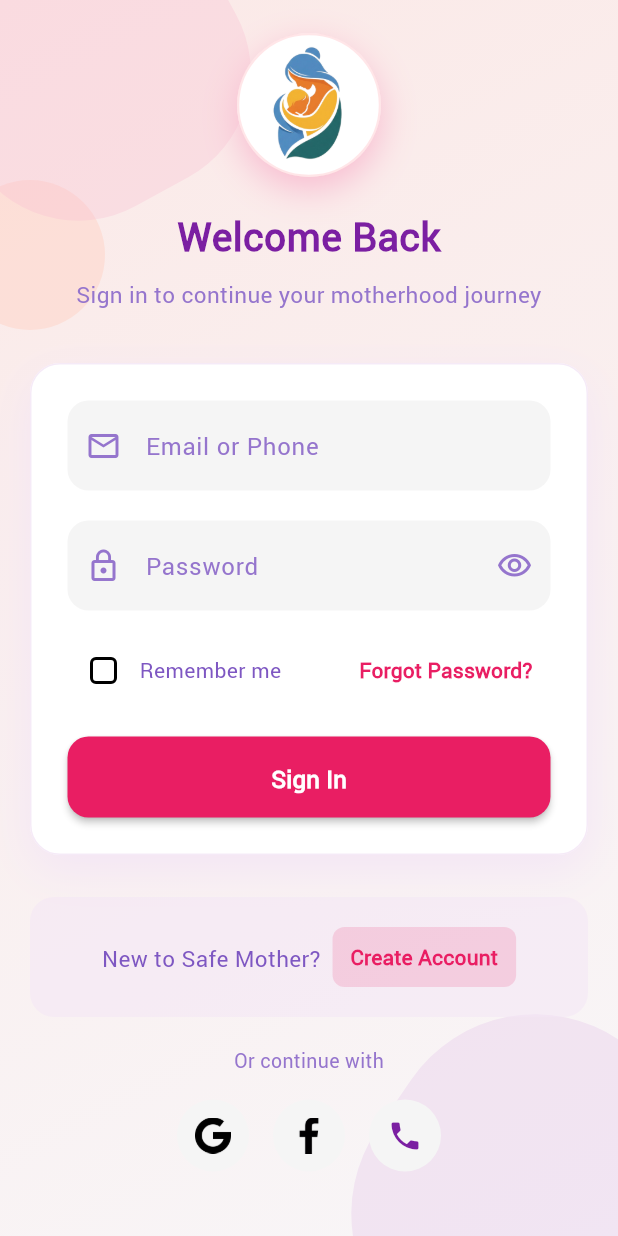
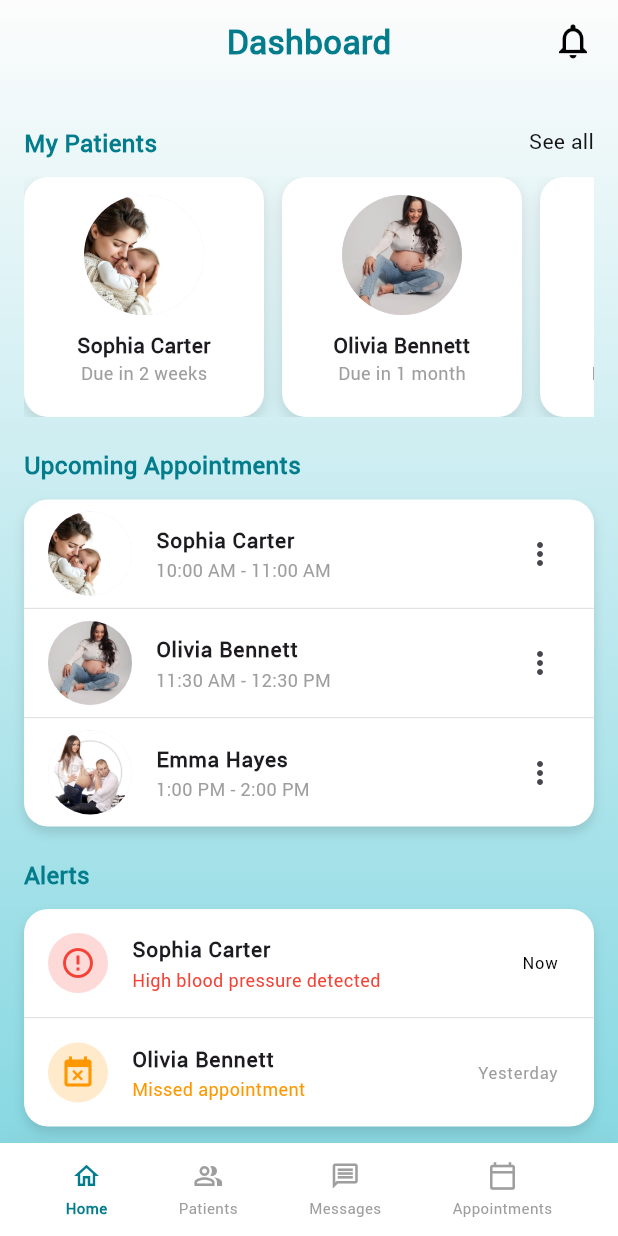
Before and after one commit to 0xthuve/safeMother-mobApp-Flutter, a Flutter app: the screen it shows after launch, on a phone screen of 412 x 824 dp. Run offline on Flutter 3.47's test engine with Material 3 defaults, Android fonts, the phone set to English and light mode, and no system bars; Roboto replaces fonts that are missing (Lexend, Times New Roman).

Commit message:
Dashboard

```diff
--- /dev/null
+++ b/lib/Docbottom_navigation.dart
@@ -0,0 +1,64 @@
+import 'package:flutter/material.dart';
+
+class DoctorBottomNavigationBar extends StatelessWidget {
+  final int currentIndex;
+  final Function(int) onTap;
+
+  const DoctorBottomNavigationBar({
+    super.key,
+    required this.currentIndex,
+    required this.onTap,
+  });
+
+  @override
+  Widget build(BuildContext context) {
+    return Container(
+      padding: const EdgeInsets.symmetric(vertical: 12, horizontal: 20),
+      decoration: BoxDecoration(
+        color: Colors.white,
+        boxShadow: [
+          BoxShadow(
+            color: Colors.grey.withOpacity(0.1),
+            blurRadius: 10,
+            offset: const Offset(0, -5),
+          ),
+        ],
+      ),
+      child: Row(
+        mainAxisAlignment: MainAxisAlignment.spaceAround,
+        children: [
+          _buildNavItem(Icons.home_outlined, 'Home', 0),
+          _buildNavItem(Icons.people_alt_outlined, 'Patients', 1),
+          _buildNavItem(Icons.message_outlined, 'Messages', 2),
+          _buildNavItem(Icons.calendar_today_outlined, 'Appointments', 3),
+        ],
+      ),
+    );
+  }
+
+  Widget _buildNavItem(IconData icon, String label, int index) {
+    final isActive = currentIndex == index;
+    return GestureDetector(
+      onTap: () => onTap(index),
+      child: Column(
+        mainAxisSize: MainAxisSize.min,
+        children: [
+          Icon(
+            icon,
+            color: isActive ? const Color(0xFF037C8C) :Colors.grey,
+            size: 20,
+          ),
+          const SizedBox(height: 4),
+          Text(
+            label,
+            style: TextStyle(
+              color: isActive ? const Color(0xFF037C8C) : Colors.grey,
+              fontSize: 10,
+              fontWeight: isActive ? FontWeight.w600 : FontWeight.w400,
+            ),
+          ),
+        ],
+      ),
+    );
+  }
+}
--- /dev/null
+++ b/lib/Docbottom_navigation_handler.dart
@@ -0,0 +1,33 @@
+// navigation_handler.dart
+import 'package:flutter/material.dart';
+import 'DoctorDashboard.dart';
+
+
+class NavigationHandler {
+  static void navigateToScreen(BuildContext context, int index) {
+    switch (index) {
+      case 0:
+        // Navigate to Dashboard
+        Navigator.pushReplacement(
+          context,
+          MaterialPageRoute(
+            builder: (context) => const DashboardPage(),
+          ),
+        );
+        break;
+
+      case 1:
+
+        break;
+
+      case 2:
+
+        break;
+
+      case 3:
+        // Navigate to Appointments
+
+        break;
+    }
+  }
+}
--- /dev/null
+++ b/lib/DoctorDashboard.dart
@@ -0,0 +1,369 @@
+import 'package:flutter/material.dart';
+import 'docbottom_navigation_handler.dart';
+import 'docbottom_navigation.dart'; // for DoctorBottomNavigationBar
+
+void main() {
+  runApp(const DoctorApp());
+}
+
+class DoctorApp extends StatelessWidget {
+  const DoctorApp({super.key});
+
+  @override
+  Widget build(BuildContext context) {
+    return MaterialApp(
+      title: "Doctor Dashboard",
+      theme: ThemeData(
+        scaffoldBackgroundColor: Colors.transparent,
+        fontFamily: 'Times New Roman', // Set Roman font style
+      ),
+      debugShowCheckedModeBanner: false,
+      home: const DashboardPage(),
+    );
+  }
+}
+
+// ----------------- Dashboard Page ----------------- //
+
+class DashboardPage extends StatefulWidget {
+  const DashboardPage({super.key});
+
+  @override
+  State<DashboardPage> createState() => _DashboardPageState();
+}
+
+class _DashboardPageState extends State<DashboardPage> {
+  int _currentIndex = 0;
+
+  @override
+  Widget build(BuildContext context) {
+    return Scaffold(
+      backgroundColor: Colors.transparent,
+      body: Container(
+        decoration: const BoxDecoration(
+          gradient: LinearGradient(
+            colors: [Color(0xFFFCFCFC), Color(0xFF87D8E2)],
+            begin: Alignment.topCenter,
+            end: Alignment.bottomCenter,
+          ),
+        ),
+        child: SafeArea(
+          child: Column(
+            children: [
+              // Header
+             Container(
+  padding: const EdgeInsets.symmetric(horizontal: 16, vertical: 12),
+  child: Stack(
+    alignment: Alignment.center,
+    children: [
+      const Center(
+        child: Text(
+          "Dashboard",
+          style: TextStyle(
+            color: Color(0xFF037C8C),
+            fontSize: 22,
+            fontWeight: FontWeight.bold,
+          ),
+        ),
+      ),
+      Positioned(
+        right: 0,
+        child: Icon(
+          Icons.notifications_none,
+          color: Color.fromARGB(255, 0, 0, 0),
+          size: 28,
+        ),
+      ),
+    ],
+  ),
+),
+
+
+              Expanded(
+                child: SingleChildScrollView(
+                  padding: const EdgeInsets.all(16),
+                  child: Column(
+                    crossAxisAlignment: CrossAxisAlignment.start,
+                    children: [
+                      const SizedBox(height: 12),
+
+                      // My Patients Section
+                      Row(
+                        mainAxisAlignment: MainAxisAlignment.spaceBetween,
+                        children: const [
+                          Text(
+                            "My Patients",
+                            style: TextStyle(
+                                fontSize: 16,
+                                fontWeight: FontWeight.bold,
+                                color: Color(0xFF037C8C)),
+                          ),
+                          Text("See all",
+                              style: TextStyle(
+                                  color: Color.fromARGB(255, 21, 21, 21),
+                                  fontSize: 14,
+                                  fontWeight: FontWeight.w500)),
+                        ],
+                      ),
+                      const SizedBox(height: 12),
+
+                      SizedBox(
+                        height: 160,
+                        child: ListView(
+                          scrollDirection: Axis.horizontal,
+                          children: const [
+                            PatientCard(
+                              name: "Sophia Carter",
+                              subtitle: "Due in 2 weeks",
+                              imageUrl: "assets/mom.jpg",
+                            ),
+                            PatientCard(
+                              name: "Olivia Bennett",
+                              subtitle: "Due in 1 month",
+                              imageUrl: "assets/pregnant.jpg",
+                            ),
+                            PatientCard(
+                              name: "Emma Hayes",
+                              subtitle: "Due in 2 months",
+                              imageUrl: "assets/pregnant-mother1.jpg",
+                            ),
+                          ],
+                        ),
+                      ),
+
+                      const SizedBox(height: 20),
+
+                      // Upcoming Appointments Box
+                      const Text(
+                        "Upcoming Appointments",
+                        style: TextStyle(
+                            fontSize: 16,
+                            fontWeight: FontWeight.bold,
+                            color: Color(0xFF037C8C)),
+                      ),
+                      const SizedBox(height: 12),
+                      Container(
+                        decoration: BoxDecoration(
+                          color: Colors.white,
+                          borderRadius: BorderRadius.circular(16),
+                          boxShadow: const [
+                            BoxShadow(
+                              color: Colors.black12,
+                              blurRadius: 6,
+                              offset: Offset(0, 4),
+                            ),
+                          ],
+                        ),
+                        child: ClipRRect(
+                          borderRadius: BorderRadius.circular(16),
+                          child: Column(
+                            children: const [
+                              AppointmentItem(
+                                name: "Sophia Carter",
+                                time: "10:00 AM - 11:00 AM",
+                                imageUrl: "assets/mom.jpg",
+                              ),
+                              Divider(height: 1, thickness: 0.5, color: Color.fromARGB(255, 209, 208, 208)),
+                              AppointmentItem(
+                                name: "Olivia Bennett",
+                                time: "11:30 AM - 12:30 PM",
+                                imageUrl: "assets/pregnant.jpg",
+                              ),
+                              Divider(height: 1, thickness: 0.5, color: Color.fromARGB(255, 209, 208, 208)),
+                              AppointmentItem(
+                                name: "Emma Hayes",
+                                time: "1:00 PM - 2:00 PM",
+                                imageUrl: "assets/pregnant-mother1.jpg",
+                              ),
+                            ],
+                          ),
+                        ),
+                      ),
+
+                      const SizedBox(height: 20),
+
+                      // Alerts Box
+                      const Text(
+                        "Alerts",
+                        style: TextStyle(
+                            fontSize: 16,
+                            fontWeight: FontWeight.bold,
+                            color: Color(0xFF037C8C)),
+                      ),
+                      const SizedBox(height: 12),
+                      Container(
+                        decoration: BoxDecoration(
+                          color: Colors.white,
+                          borderRadius: BorderRadius.circular(16),
+                          boxShadow: const [
+                            BoxShadow(
+                              color: Colors.black12,
+                              blurRadius: 6,
+                              offset: Offset(0, 4),
+                            ),
+                          ],
+                        ),
+                        child: ClipRRect(
+                          borderRadius: BorderRadius.circular(16),
+                          child: Column(
+                            children: const [
+                              AlertItem(
+                                name: "Sophia Carter",
+                                alert: "High blood pressure detected",
+                                color: Colors.red,
+                                icon: Icons.error_outline,
+                                time: "Now", // black color
+                              ),
+                              Divider(height: 1, thickness: 0.5,color: Color.fromARGB(255, 209, 208, 208)),
+                              AlertItem(
+                                name: "Olivia Bennett",
+                                alert: "Missed appointment",
+                                color: Colors.orange,
+                                icon: Icons.event_busy,
+                                time: "Yesterday", // ash color
+                              ),
+                            ],
+                          ),
+                        ),
+                      ),
+                    ],
+                  ),
+                ),
+              ),
+            ],
+          ),
+        ),
+      ),
+      bottomNavigationBar: DoctorBottomNavigationBar(
+        currentIndex: _currentIndex,
+        onTap: (index) {
+          setState(() {
+            _currentIndex = index;
+          });
+          NavigationHandler.navigateToScreen(context, index);
+        },
+      ),
+    );
+  }
+}
+
+// ----------------- Widgets ----------------- //
+
+class PatientCard extends StatelessWidget {
+  final String name;
+  final String subtitle;
+  final String imageUrl;
+
+  const PatientCard({
+    super.key,
+    required this.name,
+    required this.subtitle,
+    required this.imageUrl,
+  });
+
+  @override
+  Widget build(BuildContext context) {
+    return Container(
+      width: 160,
+      margin: const EdgeInsets.only(right: 12),
+      decoration: BoxDecoration(
+        color: Colors.white,
+        borderRadius: BorderRadius.circular(16),
+        boxShadow: const [
+          BoxShadow(
+            color: Colors.black12,
+            blurRadius: 8,
+            offset: Offset(0, 4),
+          ),
+        ],
+      ),
+      child: Column(
+        crossAxisAlignment: CrossAxisAlignment.center,
+        children: [
+          const SizedBox(height: 12),
+          CircleAvatar(
+            radius: 40,
+            backgroundImage: AssetImage(imageUrl),
+          ),
+          const SizedBox(height: 10),
+          Text(
+            name,
+            textAlign: TextAlign.center,
+            style: const TextStyle(fontWeight: FontWeight.w600, fontSize: 14),
+          ),
+          Text(
+            subtitle,
+            style: const TextStyle(color: Colors.grey, fontSize: 12),
+          ),
+          const SizedBox(height: 12),
+        ],
+      ),
+    );
+  }
+}
+
+// Single Appointment Item
+class AppointmentItem extends StatelessWidget {
+  final String name;
+  final String time;
+  final String imageUrl;
+
+  const AppointmentItem(
+      {super.key, required this.name, required this.time, required this.imageUrl});
+
+  @override
+  Widget build(BuildContext context) {
+    return ListTile(
+      leading: CircleAvatar(
+        radius: 28,
+        backgroundImage: AssetImage(imageUrl),
+      ),
+      title: Text(name, style: const TextStyle(fontWeight: FontWeight.w600,fontSize: 14)),
+      subtitle: Text(time, style: const TextStyle(color: Colors.grey,fontSize: 12)), // ash color
+      trailing: const Icon(Icons.more_vert),
+    );
+  }
+}
+
+class AlertItem extends StatelessWidget {
+  final String name;
+  final String alert;
+  final Color color;
+  final IconData icon;
+  final String time;
+
+  const AlertItem({
+    super.key,
+    required this.name,
+    required this.alert,
+    required this.color,
+    required this.icon,
+    required this.time,
+  });
+
+  @override
+  Widget build(BuildContext context) {
+    Color timeColor = time.toLowerCase() == 'now'
+        ? Colors.black
+        :  Colors.grey; // Now = black, Yesterday = ash
+
+    return ListTile(
+      leading: CircleAvatar(
+        backgroundColor: color.withOpacity(0.2),
+        child: Icon(icon, color: color),
+      ),
+      title: Text(
+        name,
+        style: const TextStyle(fontWeight: FontWeight.w600,fontSize: 14),
+      ),
+      subtitle: Text(
+        alert,
+        style: TextStyle(color: color,fontSize: 12),
+      ),
+      trailing: Text(
+        time,
+        style: TextStyle(color: timeColor),
+      ),
+    );
+  }
+}
--- a/lib/main.dart
+++ b/lib/main.dart
@@ -1,7 +1,8 @@
 import 'package:flutter/material.dart';
 import 'signin.dart';
 import 'patientDashboard.dart';
+import 'DoctorDashboard.dart';
 
 void main() {
-  runApp(const SignInApp());
+  runApp(const DoctorApp());
 }
--- a/pubspec.yaml
+++ b/pubspec.yaml
@@ -42,3 +42,7 @@ flutter:
     - assets/banana.png
     - assets/avocado.png
     - assets/yogurt.png
+
+    - assets/mom.jpg
+    - assets/pregnant.jpg
+    - assets/pregnant-mother1.jpg
```
Also changed, not shown: assets/mom.jpg (added), assets/pregnant-mother1.jpg (added), assets/pregnant.jpg (added), lib/Appoiments.dart (added).
